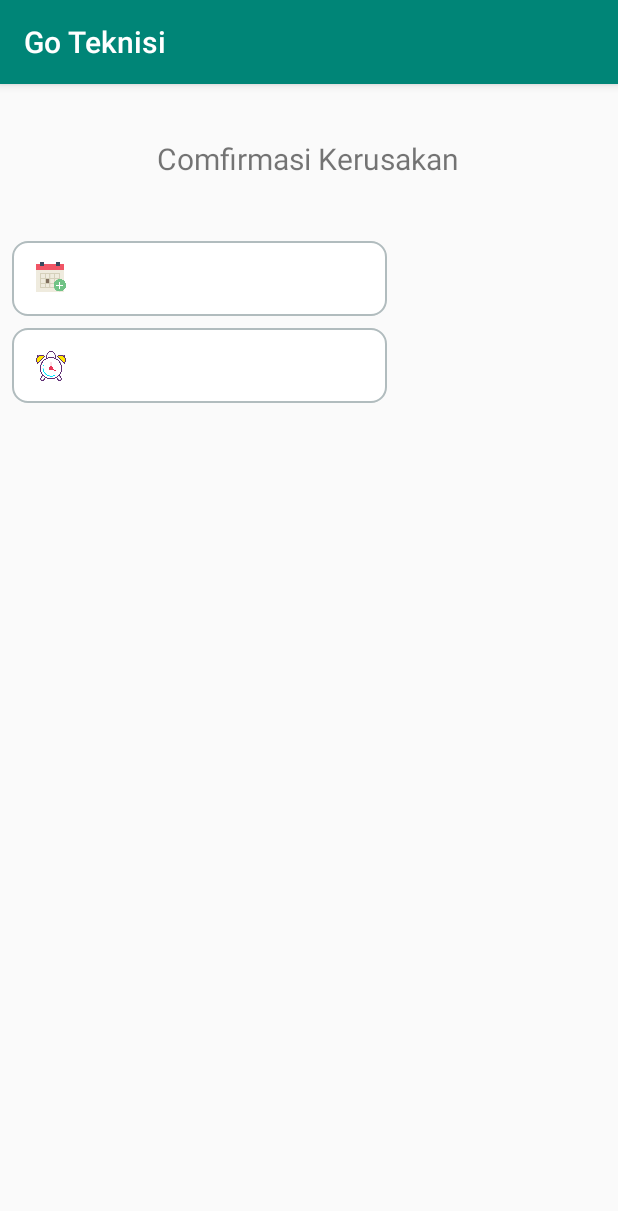
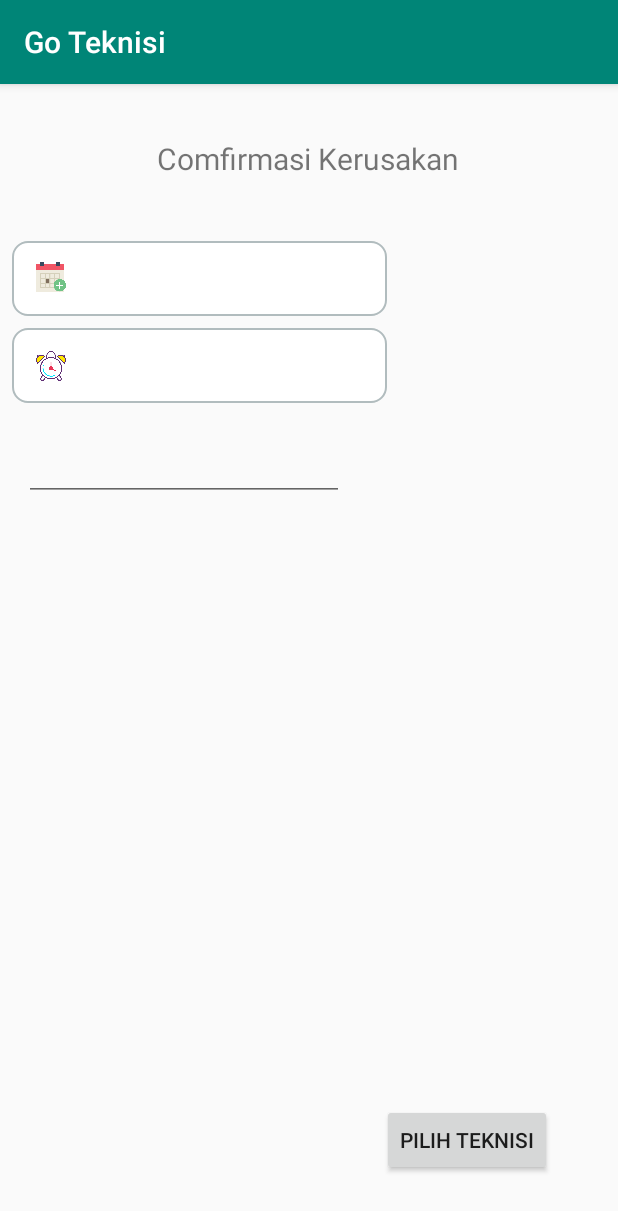
Before and after one commit to canraar07/Go_Teknisi, an Android app: the ConfirmasiKerusakanFragment screen opened directly, with no data from a screen before it, on a phone screen of 412 x 824 dp. Shown: the top 1211 px of the screen. Run offline under Robolectric (Android 15) with nearby library versions, the phone set to English and light mode, and no system bars.

Commit message:
push new

```diff
--- a/app/src/main/java/com/goteknisi/adapter/KerusakanAdapter.kt
+++ b/app/src/main/java/com/goteknisi/adapter/KerusakanAdapter.kt
@@ -4,7 +4,6 @@
 import android.view.LayoutInflater
 import android.view.View
 import android.view.ViewGroup
-import android.widget.TextView
 import androidx.recyclerview.widget.RecyclerView
 import com.goteknisi.R
 import com.goteknisi.utils.DataKerusakan
--- a/app/src/main/java/com/goteknisi/ui/confirmasikerusakan/ConfirmasiKerusakanFragment.kt
+++ b/app/src/main/java/com/goteknisi/ui/confirmasikerusakan/ConfirmasiKerusakanFragment.kt
@@ -2,6 +2,7 @@
 
 import android.app.DatePickerDialog
 import android.app.TimePickerDialog
+import android.content.Intent
 import androidx.lifecycle.ViewModelProviders
 import android.os.Bundle
 import android.util.Log
@@ -10,6 +11,7 @@
 import android.view.View
 import android.view.ViewGroup
 import androidx.core.view.isVisible
+import com.goteknisi.DashboardListTeknisiActivity
 import com.goteknisi.R
 import kotlinx.android.synthetic.main.confirmasi_kerusakan_fragment.*
 import java.text.SimpleDateFormat
@@ -58,6 +60,10 @@
             textViewTgl.text = "$dayOfMonth:$month:$year"
             calendarView.isVisible=false
         }
+        buttonPteknisi.setOnClickListener {
+            val intent = Intent(this.context,DashboardListTeknisiActivity::class.java)
+            startActivity(intent)
+        }
     }
 
 }
--- /dev/null
+++ b/app/src/main/java/com/goteknisi/utils/ListKerusakanHp.kt
@@ -0,0 +1,6 @@
+package com.goteknisi.utils
+
+data class ListKerusakanHp (
+    var kerusakan : String?,
+    var harga : Int?
+    )
--- a/app/src/main/res/layout/confirmasi_kerusakan_fragment.xml
+++ b/app/src/main/res/layout/confirmasi_kerusakan_fragment.xml
@@ -32,7 +32,6 @@
         android:id="@+id/calendarView"
         android:layout_width="wrap_content"
         android:layout_height="wrap_content"
-        android:visibility="invisible"
         app:layout_constraintBottom_toBottomOf="parent"
         app:layout_constraintEnd_toEndOf="parent"
         app:layout_constraintStart_toStartOf="parent"
@@ -42,9 +41,9 @@
         android:id="@+id/containtTgl"
         android:layout_width="250dp"
         android:layout_height="50dp"
-        android:background="@drawable/styleborder"
         android:layout_marginStart="8dp"
         android:layout_marginTop="9dp"
+        android:background="@drawable/styleborder"
         app:layout_constraintStart_toStartOf="parent"
         app:layout_constraintTop_toBottomOf="@+id/recylekkerusakan"
         tools:ignore="MissingConstraints">
@@ -110,4 +109,25 @@
 
     </androidx.constraintlayout.widget.ConstraintLayout>
 
+    <EditText
+        android:id="@+id/editText"
+        android:layout_width="wrap_content"
+        android:layout_height="wrap_content"
+        android:layout_marginStart="16dp"
+        android:layout_marginTop="20dp"
+        android:ems="10"
+        android:inputType="textPostalAddress"
+        app:layout_constraintStart_toStartOf="parent"
+        app:layout_constraintTop_toBottomOf="@+id/containtTime" />
+
+    <Button
+        android:id="@+id/buttonPteknisi"
+        android:layout_width="wrap_content"
+        android:layout_height="wrap_content"
+        android:layout_marginEnd="44dp"
+        android:layout_marginBottom="40dp"
+        android:text="Pilih Teknisi"
+        app:layout_constraintBottom_toBottomOf="parent"
+        app:layout_constraintEnd_toEndOf="parent" />
+
 </androidx.constraintlayout.widget.ConstraintLayout>
```
